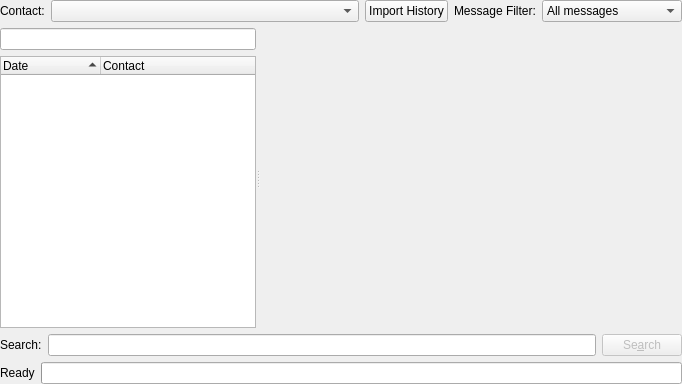
This is plugins/history/historyviewer.ui in KDE/kopete as Qt 5 draws it before an edit. The edited form follows.
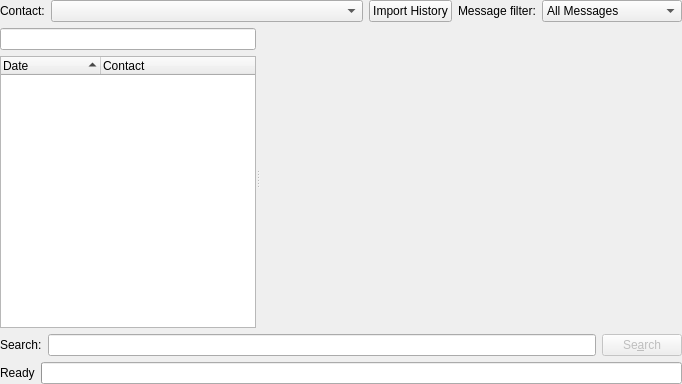
This is the edited form. Custom widgets are drawn as their Qt base class.

Diff of the .ui file:
```diff
--- a/plugins/history/historyviewer.ui
+++ b/plugins/history/historyviewer.ui
@@ -60,7 +60,7 @@
      <item>
       <widget class="QLabel" name="textLabel1_2" >
        <property name="text" >
-        <string>Message Filter:</string>
+        <string>Message filter:</string>
        </property>
       </widget>
      </item>
@@ -80,7 +80,7 @@
        </property>
        <item>
         <property name="text" >
-         <string>All messages</string>
+         <string>All Messages</string>
         </property>
        </item>
        <item>
```
Left out of the diff: 4 changed lines with no effect on the pictures.
